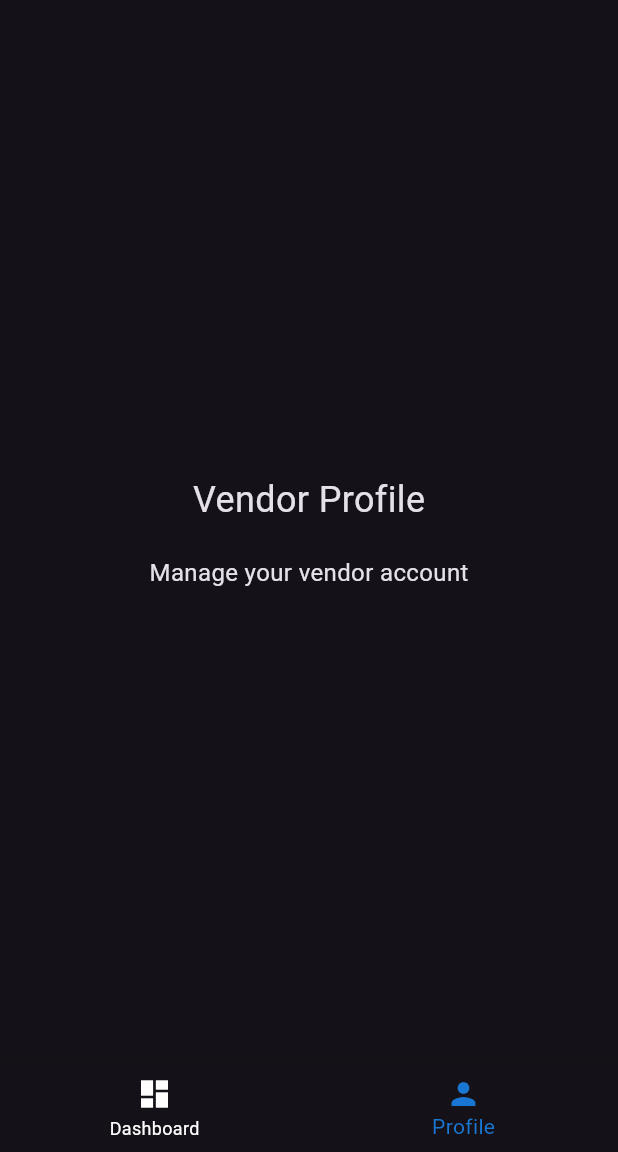
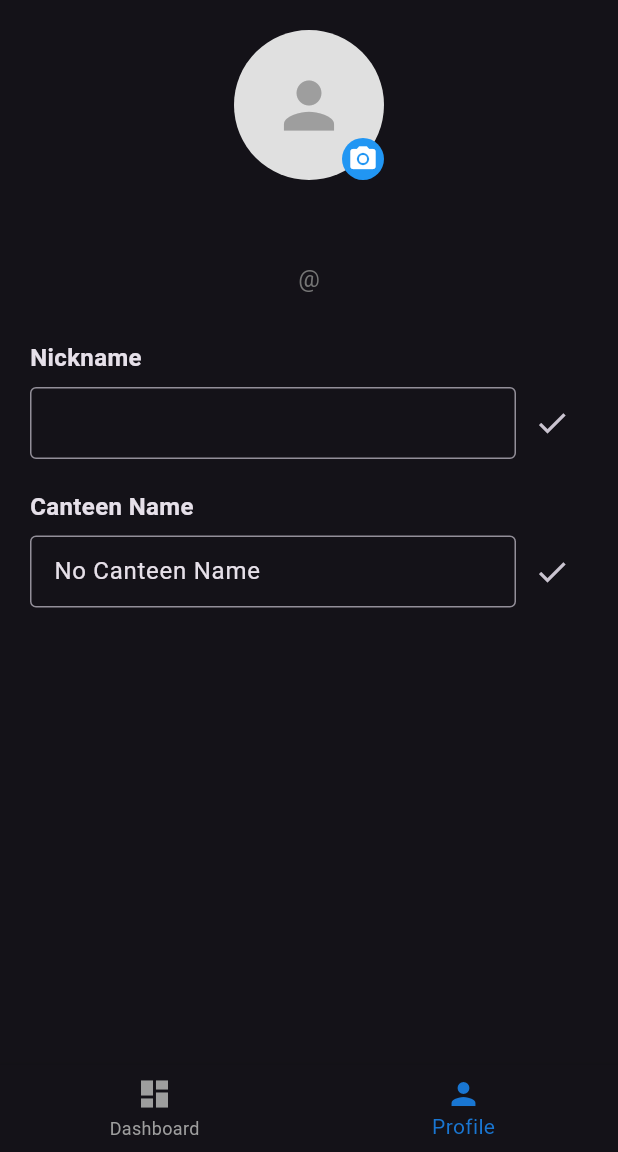
Before and after one commit to Xingchen722/My-Orbital-Project----ByteBites, a Flutter app: the HomeScreenVendor screen opened directly, item 2 of the bottom bar chosen, on a phone screen of 412 x 824 dp, the part 84-1236 px from its top. Run offline on Flutter 3.47's test engine with Material 3 defaults, Android fonts, the phone set to English and light mode, and no system bars; our stand-ins replace image_picker, shared_preferences; accounts and stored records are empty.

Commit message:
initial commit

```diff
--- a/lib/screens/home_screen_vendors.dart
+++ b/lib/screens/home_screen_vendors.dart
@@ -1,4 +1,7 @@
 import 'package:flutter/material.dart';
+import 'package:shared_preferences/shared_preferences.dart';
+import 'package:image_picker/image_picker.dart';
+import 'dart:io';
 
 class VendorCanteenPage extends StatelessWidget {
   const VendorCanteenPage({super.key});
@@ -21,20 +24,191 @@ class VendorCanteenPage extends StatelessWidget {
   }
 }
 
-class VendorProfilePage extends StatelessWidget {
+class VendorProfilePage extends StatefulWidget {
   const VendorProfilePage({super.key});
 
   @override
+  State<VendorProfilePage> createState() => _VendorProfilePageState();
+}
+
+class _VendorProfilePageState extends State<VendorProfilePage> {
+  String username = '';
+  String nickname = '';
+  String canteenName = '';
+  File? _avatarImage;
+
+  @override
+  void initState() {
+    super.initState();
+    _loadUserData();
+  }
+
+  Future<void> _loadUserData() async {
+    final prefs = await SharedPreferences.getInstance();
+    setState(() {
+      username = prefs.getString('currentUsername') ?? 'No Username';
+      nickname = prefs.getString('nickname_$username') ?? username;
+      canteenName = prefs.getString('canteen_$username') ?? 'No Canteen Name';
+      String? avatarPath = prefs.getString('currentUserAvatar');
+      if (avatarPath != null && avatarPath.isNotEmpty) {
+        _avatarImage = File(avatarPath);
+      }
+    });
+  }
+
+  Future<void> _pickImage() async {
+    final ImagePicker picker = ImagePicker();
+    final XFile? image = await picker.pickImage(source: ImageSource.gallery);
+
+    if (image != null) {
+      setState(() {
+        _avatarImage = File(image.path);
+      });
+
+      // 保存头像路径
+      final prefs = await SharedPreferences.getInstance();
+      await prefs.setString('currentUserAvatar', image.path);
+
+      // 更新用户列表中的头像路径
+      List<String>? users = prefs.getStringList('users');
+      if (users != null) {
+        for (int i = 0; i < users.length; i++) {
+          List<String> userData = users[i].split('|');
+          if (userData[0] == username) {
+            if (userData.length > 3) {
+              userData[3] = image.path;
+            } else {
+              userData.add(image.path);
+            }
+            users[i] = userData.join('|');
+            break;
+          }
+        }
+        await prefs.setStringList('users', users);
+      }
+    }
+  }
+
+  Future<void> _saveNickname(String newNickname) async {
+    final prefs = await SharedPreferences.getInstance();
+    await prefs.setString('nickname_$username', newNickname);
+    setState(() {
+      nickname = newNickname;
+    });
+  }
+
+  Future<void> _saveCanteenName(String newCanteenName) async {
+    final prefs = await SharedPreferences.getInstance();
+    await prefs.setString('canteen_$username', newCanteenName);
+    setState(() {
+      canteenName = newCanteenName;
+    });
+  }
+
+  @override
   Widget build(BuildContext context) {
-    return Center(
+    return SingleChildScrollView(
+      padding: const EdgeInsets.all(20),
       child: Column(
-        mainAxisAlignment: MainAxisAlignment.center,
+        crossAxisAlignment: CrossAxisAlignment.center,
         children: [
-          Text('Vendor Profile', style: TextStyle(fontSize: 24)),
-          SizedBox(height: 20),
-          Text('Manage your vendor account', style: TextStyle(fontSize: 16)),
+          GestureDetector(
+            onTap: _pickImage,
+            child: Stack(
+              children: [
+                CircleAvatar(
+                  radius: 50,
+                  backgroundColor: Colors.grey[300],
+                  backgroundImage: _avatarImage != null ? FileImage(_avatarImage!) : null,
+                  child: _avatarImage == null
+                      ? const Icon(Icons.person, size: 50, color: Colors.grey)
+                      : null,
+                ),
+                Positioned(
+                  bottom: 0,
+                  right: 0,
+                  child: Container(
+                    padding: const EdgeInsets.all(4),
+                    decoration: BoxDecoration(
+                      color: Colors.blue,
+                      shape: BoxShape.circle,
+                    ),
+                    child: const Icon(
+                      Icons.camera_alt,
+                      color: Colors.white,
+                      size: 20,
+                    ),
+                  ),
+                ),
+              ],
+            ),
+          ),
+          const SizedBox(height: 20),
+          Text(
+            nickname,
+            style: const TextStyle(fontSize: 24, fontWeight: FontWeight.bold),
+          ),
+          Text(
+            '@$username',
+            style: TextStyle(fontSize: 16, color: Colors.grey[600]),
+          ),
+          const SizedBox(height: 30),
+          _buildEditableField(
+            label: 'Nickname',
+            value: nickname,
+            onSave: _saveNickname,
+          ),
+          const SizedBox(height: 20),
+          _buildEditableField(
+            label: 'Canteen Name',
+            value: canteenName,
+            onSave: _saveCanteenName,
+          ),
         ],
       ),
+    );
+  }
+
+  Widget _buildEditableField({
+    required String label,
+    required String value,
+    required Function(String) onSave,
+  }) {
+    final controller = TextEditingController(text: value);
+
+    return Column(
+      crossAxisAlignment: CrossAxisAlignment.start,
+      children: [
+        Text(
+          label,
+          style: const TextStyle(fontSize: 16, fontWeight: FontWeight.bold),
+        ),
+        const SizedBox(height: 8),
+        Row(
+          children: [
+            Expanded(
+              child: TextField(
+                controller: controller,
+                decoration: InputDecoration(
+                  border: OutlineInputBorder(),
+                  contentPadding: EdgeInsets.symmetric(horizontal: 12),
+                ),
+              ),
+            ),
+            IconButton(
+              icon: const Icon(Icons.check),
+              onPressed: () {
+                if (controller.text.trim().isNotEmpty) {
+                  onSave(controller.text.trim());
+                  ScaffoldMessenger.of(context).showSnackBar(
+                    SnackBar(content: Text('$label updated')),
+                  );
+                }
+              },
+            ),
+          ],
+        ),
+      ],
     );
   }
 }
@@ -69,7 +243,7 @@ class _HomeScreenVendorState extends State<HomeScreenVendor> {
         currentIndex: _selectedIndex,
         onTap: _onItemTapped,
         selectedItemColor: Colors.blue[700],
-        unselectedItemColor: const Color.fromARGB(255, 255, 254, 254),
+        unselectedItemColor: Colors.grey,
         items: const [
           BottomNavigationBarItem(
             icon: Icon(Icons.dashboard),
```
